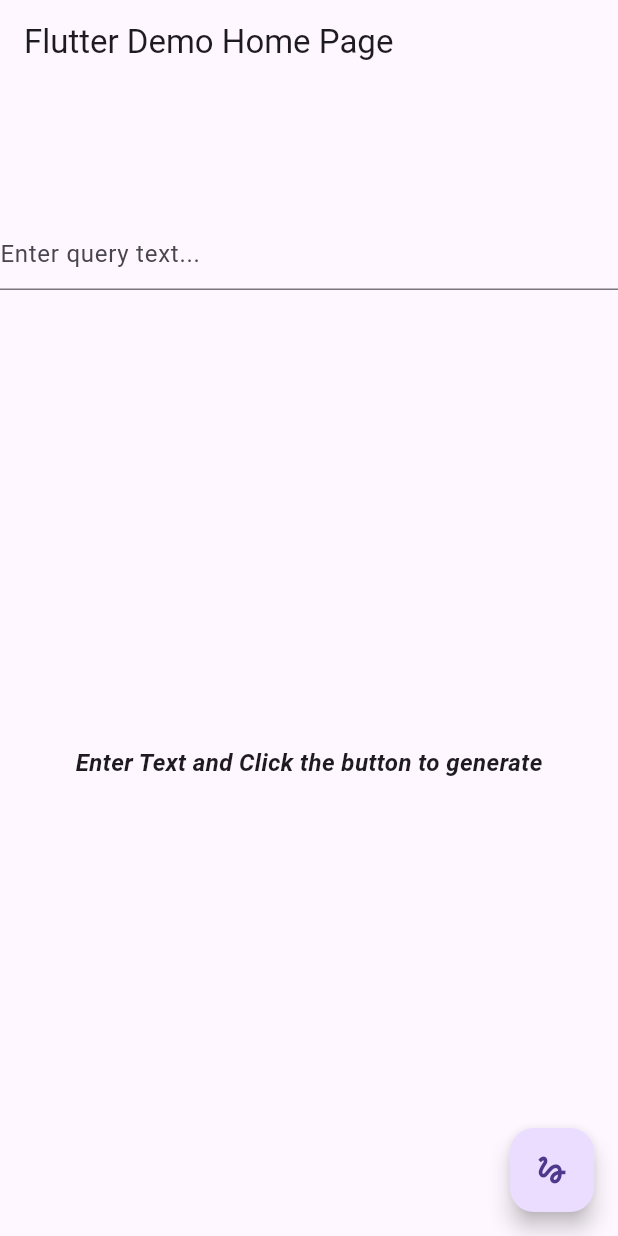
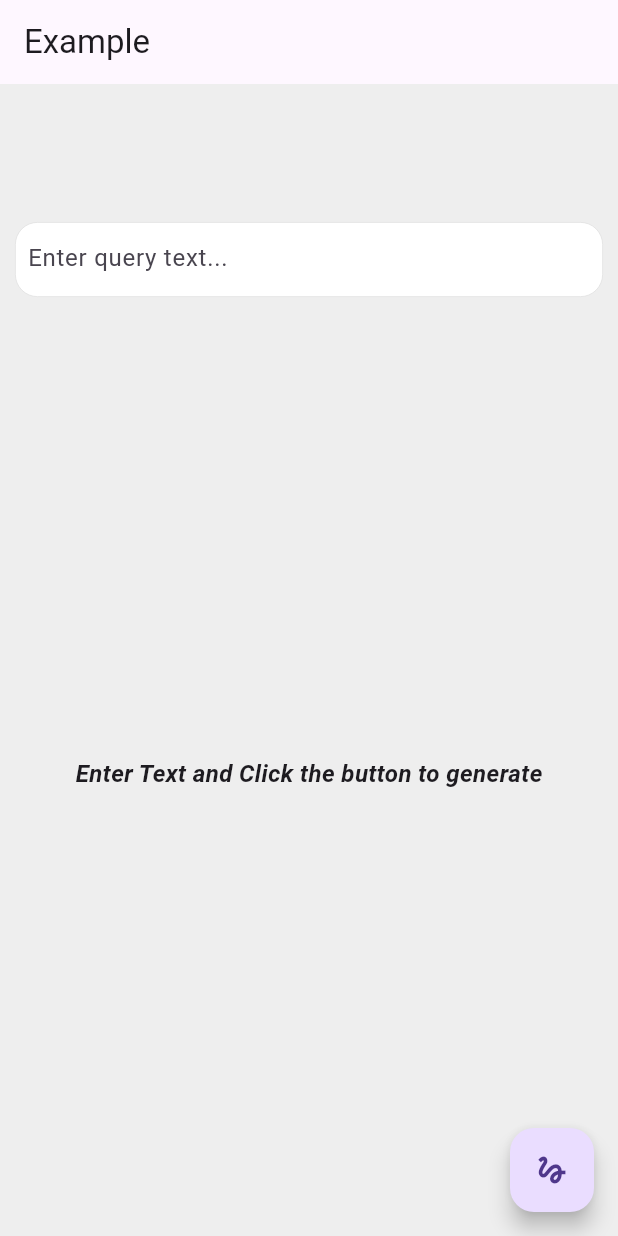
Before and after one commit to djeddi-yacine/brain_fusion, a Flutter app: the screen it shows after launch, on a phone screen of 412 x 824 dp. Run offline on Flutter 3.47's test engine with Material 2 defaults, Android fonts, the phone set to English and light mode, and no system bars.

Commit message:
modified:   example/lib/main.dart

```diff
--- a/example/lib/main.dart
+++ b/example/lib/main.dart
@@ -1,4 +1,6 @@
 /// Importing the 'dart:io' package to detect the platform, the 'brain_fusion' package for AI processing, the 'flutter/foundation.dart' package for debugging, and the 'flutter/material.dart' package for widget building.import 'dart:io' show Platform;
+// ignore_for_file: prefer_const_constructors
+
 import 'dart:io' show Platform;
 import 'package:brain_fusion/brain_fusion.dart';
 import 'package:flutter/foundation.dart';
@@ -17,13 +19,15 @@ class MyApp extends StatelessWidget {
   @override
   Widget build(BuildContext context) {
     return MaterialApp(
+      debugShowCheckedModeBanner: false,
+
       /// Set the app theme to use Material 3
       theme: ThemeData(
         useMaterial3: true,
       ),
 
       /// Set the app home page to be the Test widget
-      home: const Test(title: 'Flutter Demo Home Page'),
+      home: const Test(title: 'Example'),
     );
   }
 }
@@ -75,6 +79,7 @@ class _TestState extends State<Test> {
         ? MediaQuery.of(context).size.width
         : MediaQuery.of(context).size.height / 2;
     return Scaffold(
+      backgroundColor: Colors.grey.shade200,
       appBar: AppBar(
         title: Text(widget.title),
       ),
@@ -83,10 +88,25 @@ class _TestState extends State<Test> {
           mainAxisAlignment: MainAxisAlignment.spaceEvenly,
           crossAxisAlignment: CrossAxisAlignment.center,
           children: <Widget>[
-            TextField(
-              controller: _queryController,
-              decoration: const InputDecoration(
-                hintText: 'Enter query text...',
+            Container(
+              width: double.infinity,
+              height: 50,
+              margin: EdgeInsets.all(10),
+              decoration: BoxDecoration(
+                borderRadius: BorderRadius.circular(15),
+                color: Colors.white,
+                border: Border.all(
+                  width: 0.5,
+                  color: Colors.grey.shade300,
+                ),
+              ),
+              child: TextField(
+                controller: _queryController,
+                decoration: InputDecoration(
+                  hintText: 'Enter query text...',
+                  border: InputBorder.none,
+                  contentPadding: EdgeInsets.only(left: 8),
+                ),
               ),
             ),
             Padding(
@@ -102,13 +122,18 @@ class _TestState extends State<Test> {
                           if (snapshot.connectionState ==
                               ConnectionState.waiting) {
                             /// While waiting for the image data, display a loading indicator.
-                            return const CircularProgressIndicator();
+                            return Center(
+                              child: const CircularProgressIndicator(),
+                            );
                           } else if (snapshot.hasError) {
                             /// If an error occurred while getting the image data, display an error message.
                             return Text('Error: ${snapshot.error}');
                           } else if (snapshot.hasData) {
                             /// If the image data is available, display the image using Image.memory().
-                            return Image.memory(snapshot.data!);
+                            return ClipRRect(
+                              borderRadius: BorderRadius.circular(10),
+                              child: Image.memory(snapshot.data!),
+                            );
                           } else {
                             /// If no data is available, display a placeholder or an empty container.
                             return Container();
```
